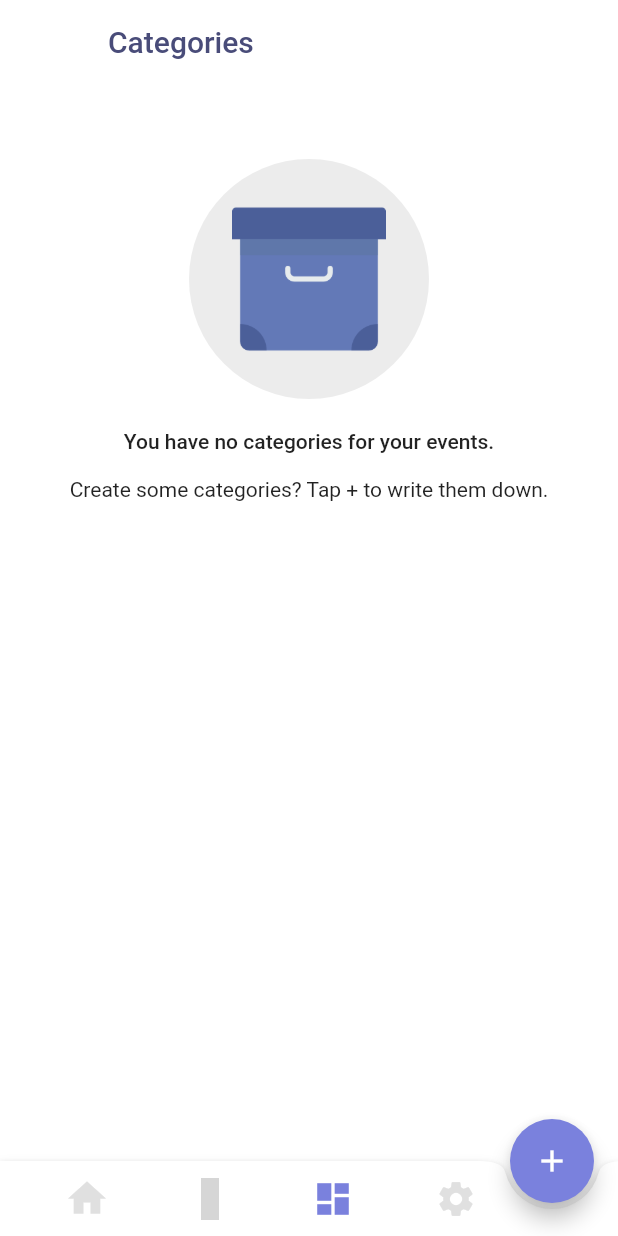
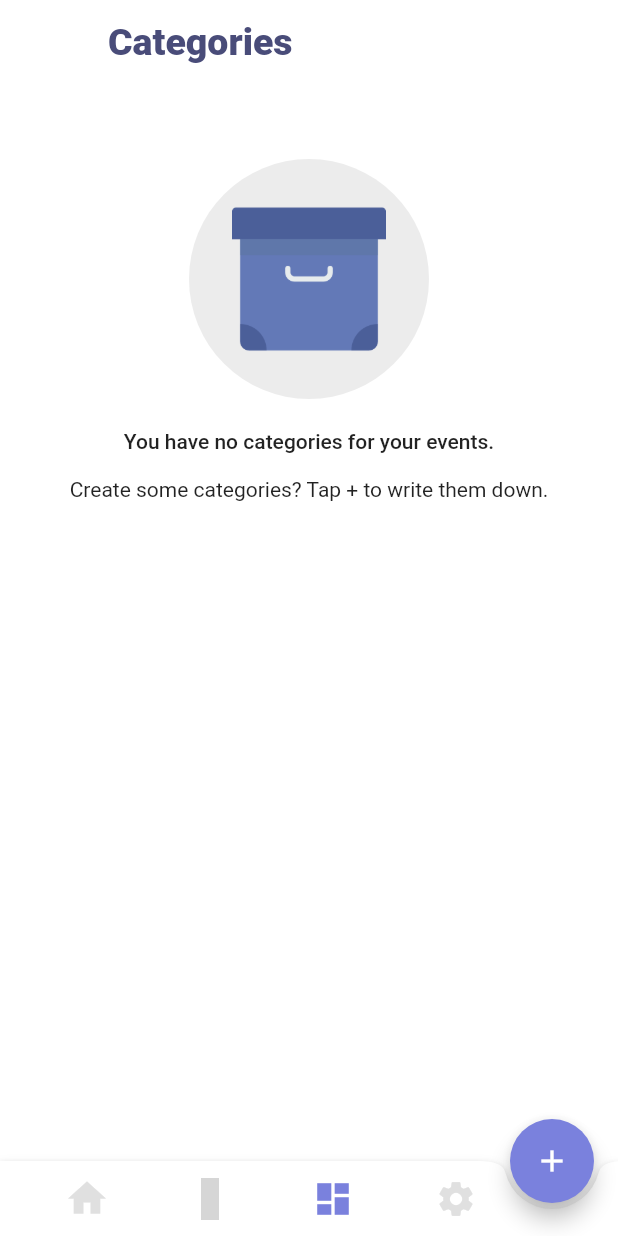
Before and after one commit to abishaan/Reminder, a Flutter app: the HomeScreen screen opened directly with empty values, item 3 of the bottom bar chosen, on a phone screen of 412 x 824 dp. Run offline on Flutter 3.47's test engine with Material 2 defaults, Android fonts, the phone set to English and light mode, and no system bars; our stand-ins replace cloud_firestore, flutter_colorpicker, flutter_spinkit, material_design_icons_flutter, table_calendar; missing offline and left inert: flutter_iconpicker; accounts and stored records are empty; grey boxes are pictures that could not be loaded.

Commit message:
working v2:-  category crud working

```diff
--- a/lib/models/event.dart
+++ b/lib/models/event.dart
@@ -1,4 +1,5 @@
 import 'package:cloud_firestore/cloud_firestore.dart';
+import 'package:reminder/themes/theme_color.dart';
 
 class RemindEvent {
   final String category;
@@ -6,6 +7,7 @@ class RemindEvent {
   final String remindDate;
   final String remindTime;
   final int timestamp;
+  final int categoryColor;
 
   String id;
   DocumentReference reference;
@@ -17,7 +19,8 @@ class RemindEvent {
       this.remindDate,
       this.remindTime,
       this.reference,
-      this.timestamp});
+      this.timestamp,
+      this.categoryColor});
 
   RemindEvent.fromSnapshot(DocumentSnapshot snapshot)
       : reference = snapshot.reference,
@@ -25,10 +28,12 @@ class RemindEvent {
         description = snapshot.data['description'] ?? '',
         remindDate = snapshot.data['remindDate'] ?? '',
         remindTime = snapshot.data['remindTime'] ?? '',
-        timestamp = snapshot.data['timestamp'] ?? 0;
+        timestamp = snapshot.data['timestamp'] ?? 0,
+        categoryColor = snapshot.data['categoryColor'] ?? ThemeColor.primaryAccent.value;
 
   toJson() => {
         'category': category,
+        'categoryColor': categoryColor,
         'description': description,
         'remindDate': remindDate,
         'remindTime': remindTime,
@@ -41,6 +46,8 @@ class RemindEvent {
         '^' +
         category +
         '^' +
+        categoryColor.toString() +
+        '^' +
         description +
         '^' +
         remindTime +
--- a/lib/screens/calendar_screen/calendar_screen.dart
+++ b/lib/screens/calendar_screen/calendar_screen.dart
@@ -20,7 +20,7 @@ class _CalendarScreenState extends State<CalendarScreen> {
   List<RemindEvent> calendarEvents;
   HashSet<String> dates = HashSet();
   DateTime _calenderDay = DateTime.now();
-  Map<DateTime, List<String>> _events = new Map();
+  Map<DateTime, List<String>> _events = Map();
   CalendarController _calendarController = CalendarController();
 
   _onDaySelected(DateTime day, List events) {
--- a/lib/screens/category_screen/category_screen.dart
+++ b/lib/screens/category_screen/category_screen.dart
@@ -2,6 +2,7 @@ import 'package:flutter/material.dart';
 import 'package:provider/provider.dart';
 import 'package:reminder/models/category.dart';
 import 'package:reminder/screens/category_screen/category_card.dart';
+import 'package:reminder/services/category_service.dart';
 import 'package:reminder/shared/empty_image_widget.dart';
 import 'package:reminder/themes/theme_color.dart';
 
@@ -16,8 +17,8 @@ class _CategoryScreenState extends State<CategoryScreen> {
       label,
       maxLines: 1,
       style: TextStyle(
-          fontSize: 20,
-          fontWeight: FontWeight.w500,
+          fontSize: 25,
+          fontWeight: FontWeight.w800,
           color: ThemeColor.primaryAccent),
     );
   }
--- a/lib/services/category_service.dart
+++ b/lib/services/category_service.dart
@@ -45,11 +45,6 @@ class CategoryService {
       iconCodePoint: 59641,
       name: 'Work',
     ));
-    addCategory(Category(
-      color: Colors.red.value,
-      iconCodePoint: 58740,
-      name: 'Other',
-    ));
   }
 
   updateCategory(Category category) async {
```
Also changed, not shown: lib/screens/calendar_screen/calendar_event_card.dart (+7 -4 lines), lib/screens/category_screen/category_card.dart (+11 -7 lines), lib/services/event_service.dart (+11 -9 lines).
